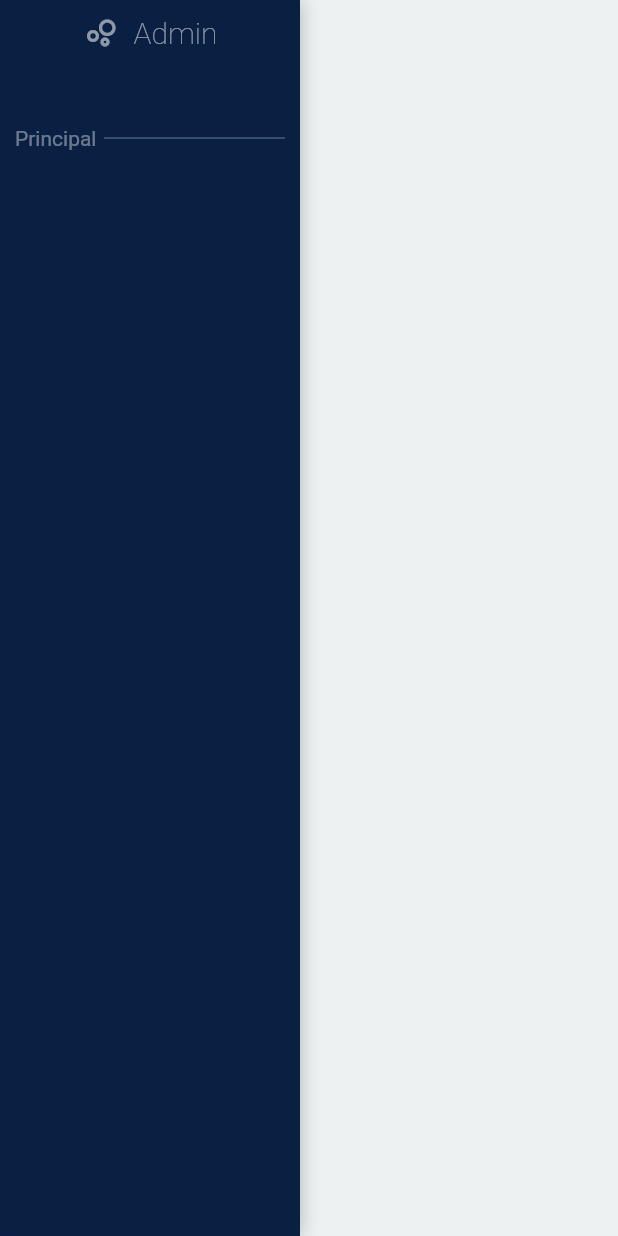
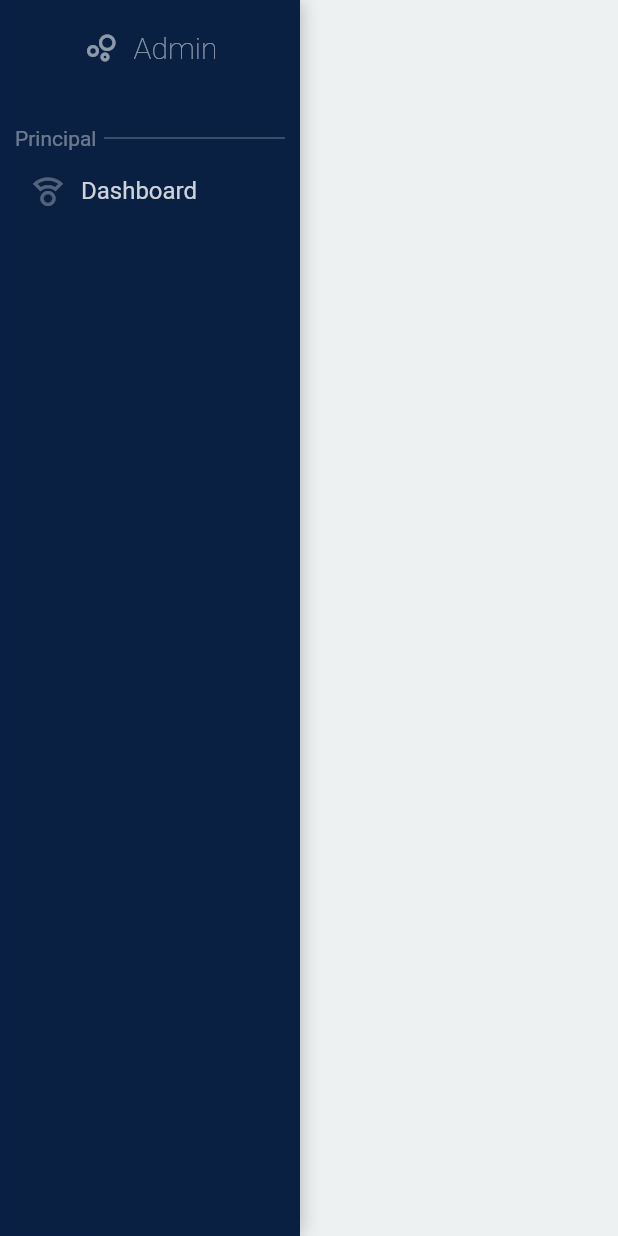
Before and after one commit to julioctb/Dashboard-Solutica, a Flutter app: the screen it shows after launch, on a phone screen of 412 x 824 dp. Run offline on Flutter 3.47's test engine with Material 2 defaults, Android fonts, the phone set to English and light mode, and no system bars; our stand-ins replace google_fonts.

Commit message:
menu item

```diff
--- a/lib/layout/dashboard/dashboard_layout.dart
+++ b/lib/layout/dashboard/dashboard_layout.dart
@@ -11,9 +11,9 @@ class DashboardLayout extends StatelessWidget {
 
   @override
   Widget build(BuildContext context) {
-    return Scaffold(
-     backgroundColor: const Color(0xffEDF1F2),
-      body: Row(
+    return const Scaffold(
+     backgroundColor:  Color(0xffEDF1F2),
+      body:  Row(
         children: [
          SideBar() ,
         ],
--- a/lib/main.dart
+++ b/lib/main.dart
@@ -16,7 +16,7 @@ class MyApp extends StatelessWidget {
 
       },
       debugShowCheckedModeBanner: false,
-      title: 'Material App',
+      title: 'Panel de control - Solutica',
 
     );
   }
--- a/lib/ui/shared/sidebar.dart
+++ b/lib/ui/shared/sidebar.dart
@@ -1,8 +1,6 @@
 import 'package:flutter/material.dart';
 
-import 'package:solutica/ui/shared/widgets/logo.dart';
-import 'package:solutica/ui/shared/widgets/text_separator.dart';
-
+import 'widgets/widgets.dart';
 
 class SideBar extends StatelessWidget {
   const SideBar({super.key});
@@ -14,11 +12,17 @@ class SideBar extends StatelessWidget {
       height: double.infinity,
       decoration: _buildBoxDecoration(),
       child: ListView(
-        children: [
-          Logo(),
-          SizedBox( height: 50),
-
-          TextSeparator( text: 'Principal'),
+        physics:const ClampingScrollPhysics(),
+        children:  [
+         const Logo(),
+         const SizedBox( height: 40),
+         const TextSeparator( text: 'Principal'),
+          MenuItem(
+            text: 'Dashboard',
+            icon: Icons.compass_calibration_outlined,
+            isActive: false,
+            onPressed: (){},
+          ),
         ],
       ) ,
     );
--- a/lib/ui/shared/widgets/logo.dart
+++ b/lib/ui/shared/widgets/logo.dart
@@ -9,7 +9,7 @@ class Logo extends StatelessWidget {
     Color color = Colors.white54;
 
     return  Padding(
-      padding: const EdgeInsets.only(top: 10),
+      padding: const EdgeInsets.only(top: 20),
       child:  Row(
         mainAxisAlignment: MainAxisAlignment.center,
         children: [
--- /dev/null
+++ b/lib/ui/shared/widgets/menu_item.dart
@@ -0,0 +1,64 @@
+import 'package:flutter/material.dart';
+import 'package:google_fonts/google_fonts.dart';
+
+class MenuItem extends StatefulWidget {
+
+  final String text;
+  final IconData icon;
+  final bool isActive;
+  final Function onPressed;
+
+
+  const MenuItem({super.key,
+  required this.text,
+  required this.icon,
+  required this.onPressed,
+  this.isActive = false
+  });
+
+  @override
+  State<MenuItem> createState() => _MenuItemState();
+}
+
+class _MenuItemState extends State<MenuItem> {
+
+   bool isHovered = false;
+
+  @override
+  Widget build(BuildContext context) {
+    return AnimatedContainer(
+      duration: const Duration(milliseconds: 205),
+      color: isHovered
+      ? Colors.white.withOpacity(0.1)
+      : widget.isActive ? Colors.white.withOpacity(0.1) : Colors.transparent ,
+      child:  Material(
+        color: Colors.transparent,
+        child: InkWell(
+           onTap: widget.isActive ? null : ()=> widget.onPressed(),
+           child: Padding(
+            padding: const EdgeInsets.symmetric(horizontal: 20, vertical: 10),
+             child: MouseRegion(
+              onEnter: ( _ ) => setState ( ( ) => isHovered = true ) ,
+              onExit: ( _ ) => setState ( ( ) => isHovered = false ) ,
+              child: Row(
+                mainAxisAlignment: MainAxisAlignment.start,
+                children: [
+                  Icon(widget.icon, color: Colors.white.withOpacity(0.3)),
+                  const SizedBox(width: 10),
+                  Text(
+                    widget.text,
+                  style: GoogleFonts.roboto(
+                    fontSize: 16,
+                    color: Colors.white.withOpacity(0.8)
+                  ),
+
+                  )
+                ],
+              ),
+             ),
+           ),
+        ),
+      ),
+    );
+  }
+}
--- /dev/null
+++ b/lib/ui/shared/widgets/widgets.dart
@@ -0,0 +1,3 @@
+export 'package:solutica/ui/shared/widgets/logo.dart';
+export 'package:solutica/ui/shared/widgets/menu_item.dart';
+export 'package:solutica/ui/shared/widgets/text_separator.dart';
```
Also changed, not shown: 1 other file.
